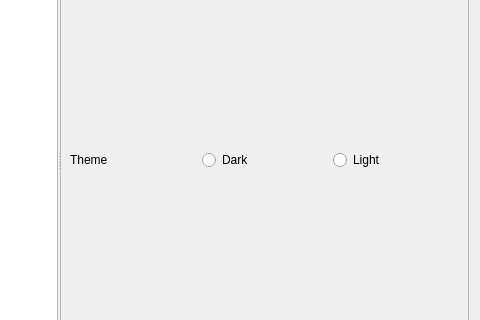
Above: forms/preferences.ui from MirayaProject/miraya before the change; both pictures show x 455 to 935 and y 91 to 411 of the 935 by 529 pixel window. Below: the same form after it.
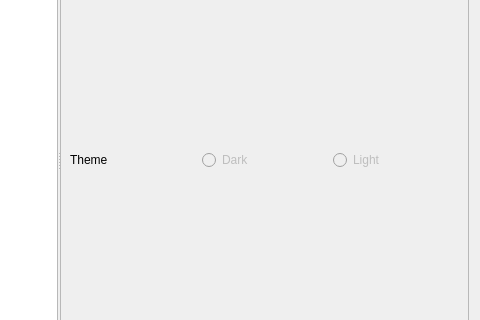
That is the form after the change. The open tabs and pages were chosen to show the change.

Commit message: 🟠 preferences: disabled dark/light mode selector for the time being

```diff
--- a/forms/preferences.ui
+++ b/forms/preferences.ui
@@ -305,6 +305,9 @@
        <layout class="QGridLayout" name="gridLayout_6">
         <item row="1" column="1">
          <widget class="QRadioButton" name="themesDarkRadio">
+          <property name="enabled">
+           <bool>false</bool>
+          </property>
           <property name="text">
            <string>Dark</string>
           </property>
@@ -345,6 +348,9 @@
         </item>
         <item row="1" column="2">
          <widget class="QRadioButton" name="themesLightRadio">
+          <property name="enabled">
+           <bool>false</bool>
+          </property>
           <property name="text">
            <string>Light</string>
           </property>
```
